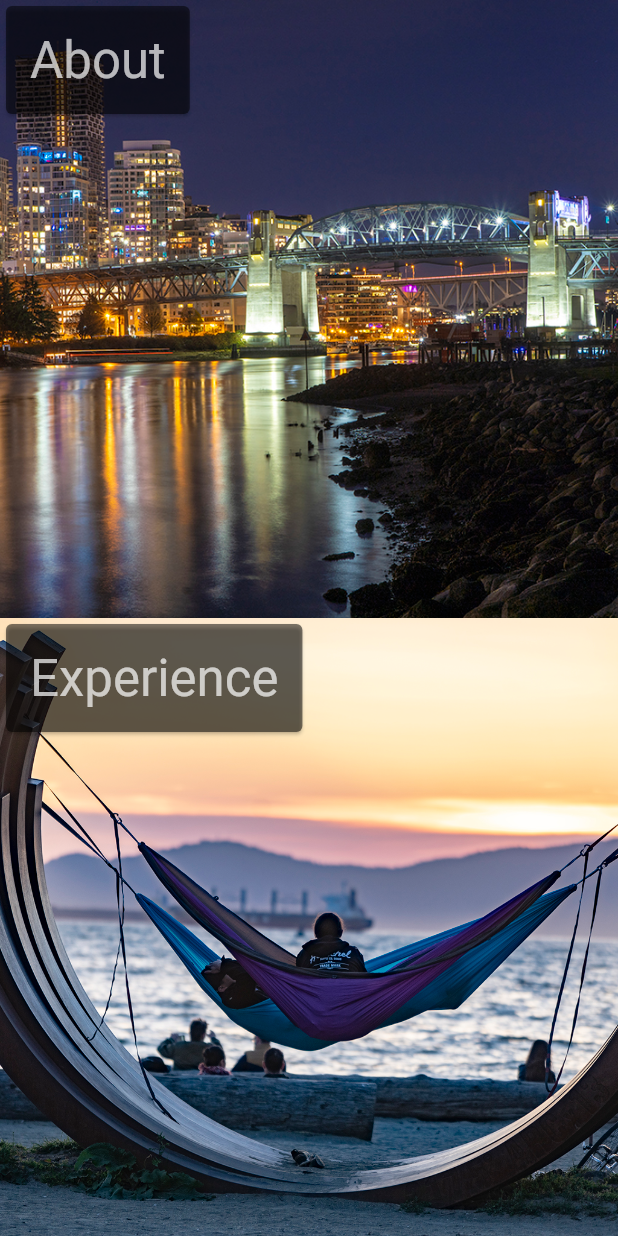
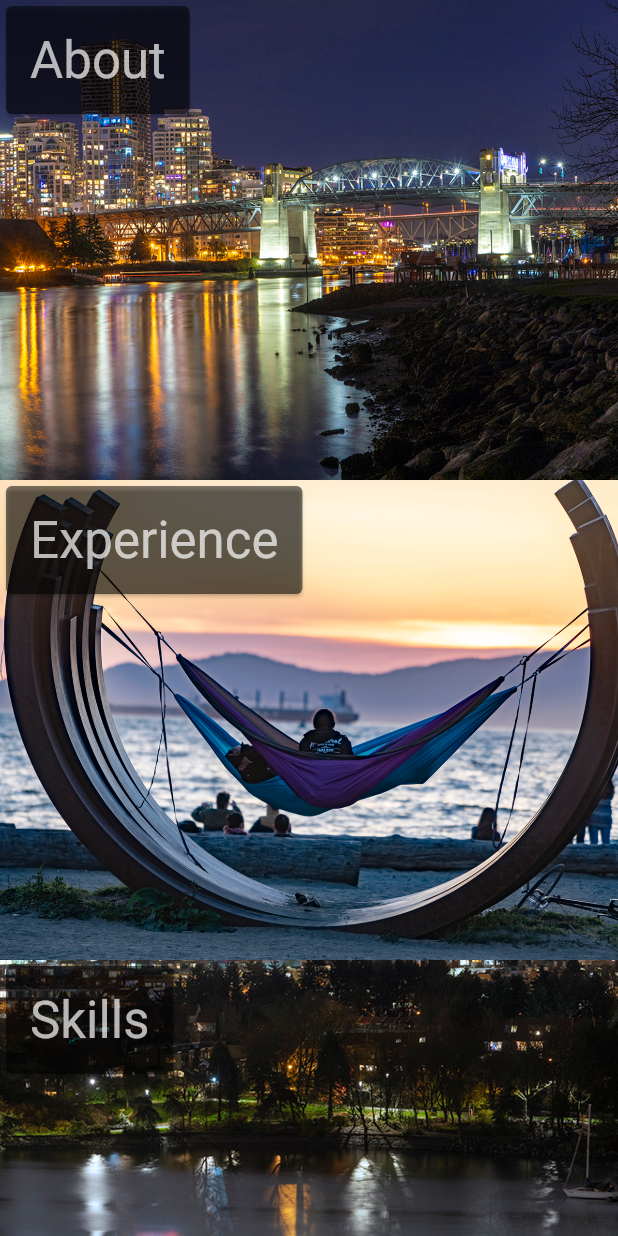
Before and after one commit to ahammer/flutter_resume, a Flutter app: the screen it shows after launch, on a phone screen of 412 x 824 dp. Run offline on Flutter 3.47's test engine with Material 2 defaults, Android fonts, the phone set to English and light mode, and no system bars.

Commit message:
Updates to home screen to use a list.

```diff
--- a/lib/home_screen_panel.dart
+++ b/lib/home_screen_panel.dart
@@ -19,8 +19,9 @@ class HomeScreenCard extends StatelessWidget {
               child: Image.asset(
             asset,
             fit: BoxFit.cover,
-            height: double.infinity,
-            width: double.infinity,
+            height: 320,
+            width:double.infinity
+
           )),
           tag: asset,
         ),
--- a/lib/main.dart
+++ b/lib/main.dart
@@ -63,12 +63,9 @@ class RootScreen extends StatelessWidget {
     return ResumeScaffold(
         body: Container(
             width: double.infinity,
-            child: GridView.count(
-              // Create a grid with 2 columns. If you change the scrollDirection to
-              // horizontal, this produces 2 rows.
-              crossAxisCount: 1,
-              // Generate 100 widgets that display their index in the List.
-              children: List.generate(tiles.length, (index) => tiles[index]),
+            child: ListView.builder(
+              itemCount: tiles.length,
+              itemBuilder: (context, idx) => tiles[idx],
             )));
   }
 }
```
